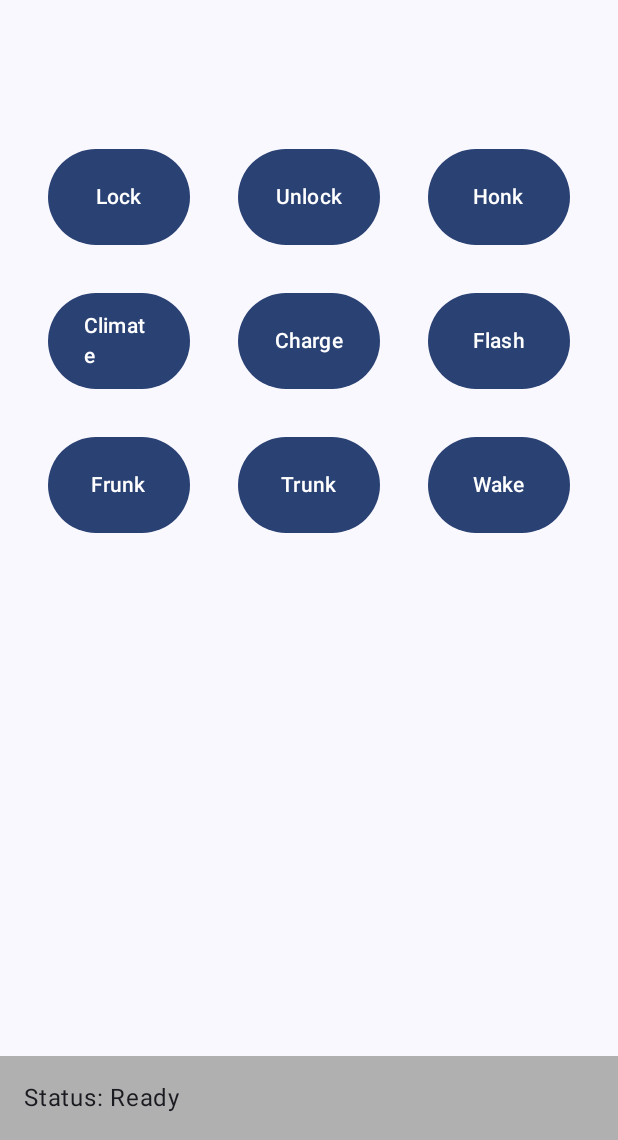
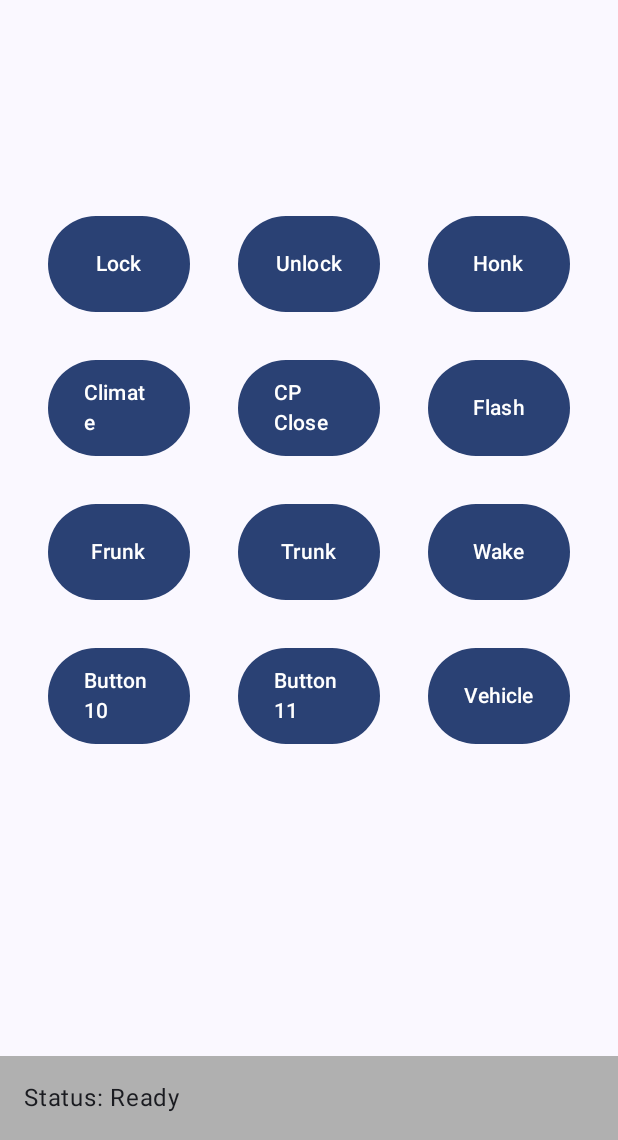
Before and after one commit to inindev/tesla_utils, an Android app built with Jetpack Compose: the screen it shows after launch (MainActivity), on a phone screen of 412 x 824 dp, the part 96-1236 px from its top. Run offline under Robolectric (Android 15) with nearby library versions, the phone set to English and light mode, and no system bars; 1 statement that could not run was skipped.

Commit message:
android app: fetch and display simple vehicle state data
Signed-off-by: John Clark <inindev@gmail.com>

```diff
--- a/app/android/tesla_app/app/src/main/java/com/github/inindev/teslaapp/GridButtons.kt
+++ b/app/android/tesla_app/app/src/main/java/com/github/inindev/teslaapp/GridButtons.kt
@@ -13,7 +13,6 @@ import androidx.compose.ui.Alignment
 import androidx.compose.ui.Modifier
 import androidx.compose.ui.unit.dp
 
-
 @Composable
 fun GridButtons(viewModel: MainViewModel) {
     Column(
@@ -22,7 +21,7 @@ fun GridButtons(viewModel: MainViewModel) {
             .padding(horizontal = 16.dp),
         horizontalAlignment = Alignment.CenterHorizontally
     ) {
-        // First Row
+        // first row
         Row(
             modifier = Modifier
                 .fillMaxWidth()
@@ -61,7 +60,7 @@ fun GridButtons(viewModel: MainViewModel) {
             }
         }
 
-        // Second Row
+        // second row
         Row(
             modifier = Modifier
                 .fillMaxWidth()
@@ -86,7 +85,7 @@ fun GridButtons(viewModel: MainViewModel) {
                     .height(64.dp)
                     .padding(horizontal = 16.dp)
             ) {
-                Text("Charge")
+                Text("CP Close")
             }
             // flash lights
             Button(
@@ -100,7 +99,7 @@ fun GridButtons(viewModel: MainViewModel) {
             }
         }
 
-        // Third Row
+        // third row
         Row(
             modifier = Modifier
                 .fillMaxWidth()
@@ -138,5 +137,42 @@ fun GridButtons(viewModel: MainViewModel) {
                 Text("Wake")
             }
         }
+
+        // fourth row
+        Row(
+            modifier = Modifier
+                .fillMaxWidth()
+                .padding(vertical = 16.dp),
+            horizontalArrangement = Arrangement.SpaceEvenly
+        ) {
+            Button(
+                onClick = { viewModel.updateStatusText("Button 10 Pressed") },
+                modifier = Modifier
+                    .weight(1f)
+                    .height(64.dp)
+                    .padding(horizontal = 16.dp)
+            ) {
+                Text("Button 10")
+            }
+            Button(
+                onClick = { viewModel.updateStatusText("Button 11 Pressed") },
+                modifier = Modifier
+                    .weight(1f)
+                    .height(64.dp)
+                    .padding(horizontal = 16.dp)
+            ) {
+                Text("Button 11")
+            }
+            // vehicle
+            Button(
+                onClick = { viewModel.vehicle() },
+                modifier = Modifier
+                    .weight(1f)
+                    .height(64.dp)
+                    .padding(horizontal = 16.dp)
+            ) {
+                Text("Vehicle")
+            }
+        }
     }
 }
--- a/app/android/tesla_app/app/src/main/java/com/github/inindev/teslaapp/MainScreen.kt
+++ b/app/android/tesla_app/app/src/main/java/com/github/inindev/teslaapp/MainScreen.kt
@@ -1,9 +1,10 @@
 package com.github.inindev.teslaapp
 
-import androidx.compose.foundation.layout.Column
 import androidx.compose.foundation.layout.Spacer
 import androidx.compose.foundation.layout.fillMaxSize
+import androidx.compose.foundation.layout.height
 import androidx.compose.foundation.layout.padding
+import androidx.compose.foundation.lazy.LazyColumn
 import androidx.compose.material.icons.Icons
 import androidx.compose.material.icons.filled.Menu
 import androidx.compose.material.icons.filled.Settings
@@ -19,6 +20,7 @@ import androidx.compose.runtime.LaunchedEffect
 import androidx.compose.runtime.collectAsState
 import androidx.compose.ui.Modifier
 import androidx.compose.ui.graphics.Color
+import androidx.compose.ui.unit.dp
 import androidx.navigation.NavHostController
 import com.github.inindev.teslaapp.ui.theme.TeslaPrimary
 
@@ -57,19 +59,18 @@ fun MainScreen(navController: NavHostController, viewModel: MainViewModel) {
         bottomBar = { StatusBar(statusText = statusText) },
         modifier = Modifier.fillMaxSize()
     ) { innerPadding ->
-        Column(
+        LazyColumn(
             modifier = Modifier
                 .padding(innerPadding)
                 .fillMaxSize()
         ) {
-            // Place to add some vertical space before the grid
-            Spacer(modifier = Modifier.weight(0.25f)) // Roughly 25% down the screen
-
-            // 3x3 Button Grid
-            GridButtons(viewModel)
-
-            // Space below the grid
-            Spacer(modifier = Modifier.weight(1f))
+            item {
+                Spacer(modifier = Modifier.height(128.dp))
+                GridButtons(viewModel)
+            }
+            item {
+                OutputPanel(viewModel)
+            }
         }
     }
 }
--- a/app/android/tesla_app/app/src/main/java/com/github/inindev/teslaapp/MainViewModel.kt
+++ b/app/android/tesla_app/app/src/main/java/com/github/inindev/teslaapp/MainViewModel.kt
@@ -1,5 +1,8 @@
 package com.github.inindev.teslaapp
 
+import androidx.compose.runtime.getValue
+import androidx.compose.runtime.mutableStateOf
+import androidx.compose.runtime.setValue
 import androidx.lifecycle.ViewModel
 import androidx.lifecycle.viewModelScope
 import kotlinx.coroutines.flow.MutableStateFlow
@@ -15,31 +18,60 @@ class MainViewModel(
     val isAuthenticating: StateFlow<Boolean> = _isAuthenticating.asStateFlow()
     private val fleetApi: TeslaFleetApi
 
-    init {
-        fleetApi = TeslaFleetApi(oauth2Client)
-
-        val vin = secureStorage.retrieveVin()
-        fleetApi.updateVehicleId(vin)
-
-        val baseUrl = secureStorage.retrieveBaseUrl()
-        fleetApi.updateBaseUrl(baseUrl)
-    }
-
-    fun setIsAuthenticating(value: Boolean) {
-        viewModelScope.launch {
-            _isAuthenticating.value = value
-        }
-    }
+    var jsonContent by mutableStateOf("")
+        private set
 
     private val _statusText = MutableStateFlow("Status: Ready")
     val statusText: StateFlow<String> = _statusText.asStateFlow()
 
-    fun updateStatusText(newStatus: String) {
-        viewModelScope.launch {
-            _statusText.value = newStatus
+    init {
+        fleetApi = TeslaFleetApi(oauth2Client)
+        configureFleetApi()
+    }
+
+    private fun configureFleetApi() {
+        val vin = secureStorage.retrieveVin()
+        val baseUrl = secureStorage.retrieveBaseUrl()
+        fleetApi.apply {
+            updateVehicleId(vin)
+            updateBaseUrl(baseUrl)
         }
     }
 
+    fun setIsAuthenticating(value: Boolean) {
+        viewModelScope.launch { _isAuthenticating.value = value }
+    }
+
+    fun updateStatusText(newStatus: String) {
+        viewModelScope.launch { _statusText.value = newStatus }
+    }
+
+    private fun prettyPrint(jsonString: String): String {
+        var indentLevel = 0
+        val result = StringBuilder()
+        for (i in jsonString.indices) {
+            when (val char = jsonString[i]) {
+                '{', '[' -> {
+                    result.append(char).append('\n')
+                    indentLevel++
+                    repeat(indentLevel) { result.append("   ") }
+                }
+                '}', ']' -> {
+                    result.append('\n')
+                    indentLevel--
+                    repeat(indentLevel) { result.append("   ") }
+                    result.append(char)
+                }
+                ',' -> {
+                    result.append(char).append('\n')
+                    repeat(indentLevel) { result.append("   ") }
+                }
+                ':' -> result.append(char).append(' ')
+                else -> result.append(char)
+            }
+        }
+        return result.toString()
+    }
 
     fun lockDoors() {
         viewModelScope.launch {
@@ -148,4 +180,21 @@ class MainViewModel(
             }
         }
     }
+
+    fun vehicle() {
+        viewModelScope.launch {
+            updateStatusText("Fetching vehicle...")
+            fleetApi.vehicle { result ->
+                when (result) {
+                    is RestResult.Success -> {
+                        //val body = result.data
+                        //updateJsonContent(body)
+                        jsonContent = prettyPrint(result.data)
+                        updateStatusText("Vehicle fetch successful")
+                    }
+                    is RestResult.Failure -> updateStatusText("Failed to fetch vehicle: ${result.errorMessage}")
+                }
+            }
+        }
+    }
 }
--- /dev/null
+++ b/app/android/tesla_app/app/src/main/java/com/github/inindev/teslaapp/OutputPanel.kt
@@ -0,0 +1,65 @@
+package com.github.inindev.teslaapp
+
+import androidx.compose.foundation.background
+import androidx.compose.foundation.border
+import androidx.compose.foundation.horizontalScroll
+import androidx.compose.foundation.layout.Arrangement
+import androidx.compose.foundation.layout.Box
+import androidx.compose.foundation.layout.Column
+import androidx.compose.foundation.layout.Row
+import androidx.compose.foundation.layout.fillMaxWidth
+import androidx.compose.foundation.layout.padding
+import androidx.compose.foundation.rememberScrollState
+import androidx.compose.material3.MaterialTheme
+import androidx.compose.material3.Text
+import androidx.compose.runtime.Composable
+import androidx.compose.ui.Alignment
+import androidx.compose.ui.graphics.Color
+import androidx.compose.ui.Modifier
+import androidx.compose.ui.graphics.RectangleShape
+import androidx.compose.ui.text.TextStyle
+import androidx.compose.ui.text.font.FontFamily
+import androidx.compose.ui.unit.dp
+import androidx.compose.ui.unit.sp
+
+@Composable
+fun OutputPanel(viewModel: MainViewModel) {
+    Column(
+        modifier = Modifier
+            .fillMaxWidth()
+            .padding(horizontal = 16.dp),
+        horizontalAlignment = Alignment.CenterHorizontally
+    ) {
+        Row(
+            modifier = Modifier
+                .fillMaxWidth()
+                .padding(vertical = 16.dp),
+            horizontalArrangement = Arrangement.SpaceEvenly
+        ) {
+            if (viewModel.jsonContent.isNotBlank()) {
+                val horizontalScrollState = rememberScrollState()
+
+                Box(
+                    modifier = Modifier
+                        .fillMaxWidth()
+                        .weight(1f) // This will make the Box take up all available vertical space
+                        .padding(start = 40.dp, top = 24.dp, end = 40.dp)
+                        .background(Color(0xFFFFFFF0))
+                        .border(1.dp, Color.Black, shape = RectangleShape)
+                ) {
+                    Text(
+                        text = viewModel.jsonContent,
+                        modifier = Modifier
+                            .horizontalScroll(horizontalScrollState)
+                            .padding(8.dp),
+                        style = TextStyle(
+                            fontFamily = FontFamily.Monospace,
+                            fontSize = 18.sp,
+                            color = MaterialTheme.colorScheme.primary
+                        )
+                    )
+                }
+            }
+        }
+    }
+}
```
Also changed, not shown: app/android/tesla_app/app/src/main/java/com/github/inindev/teslaapp/TeslaFleetApi.kt (+21 -3 lines).
